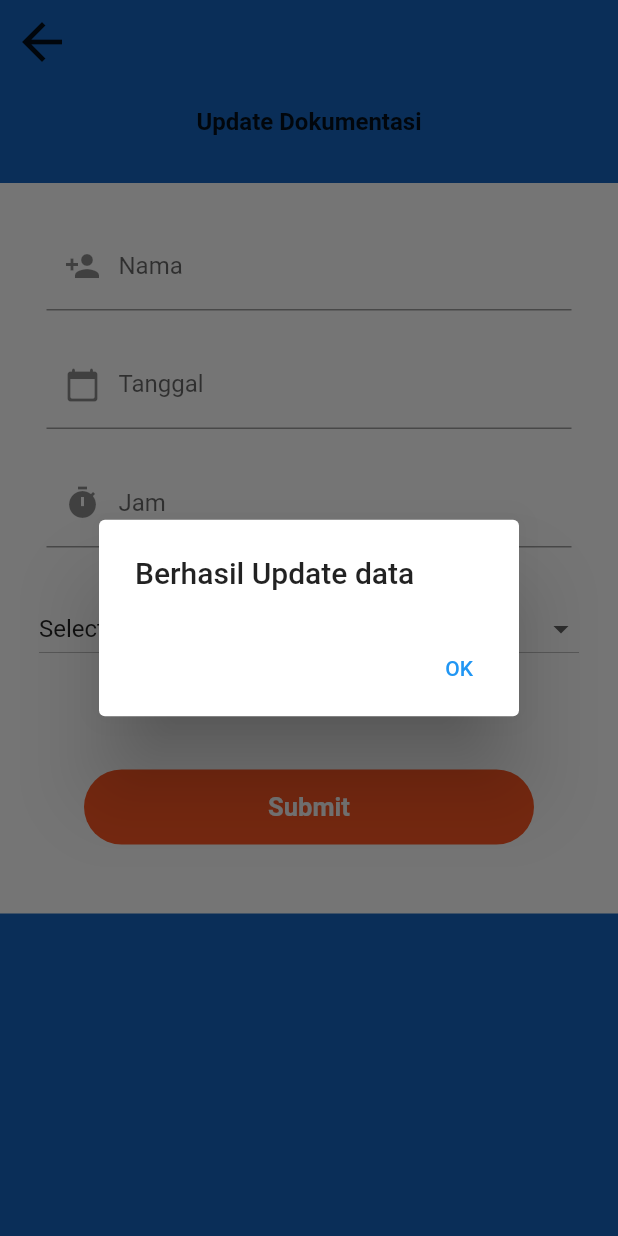
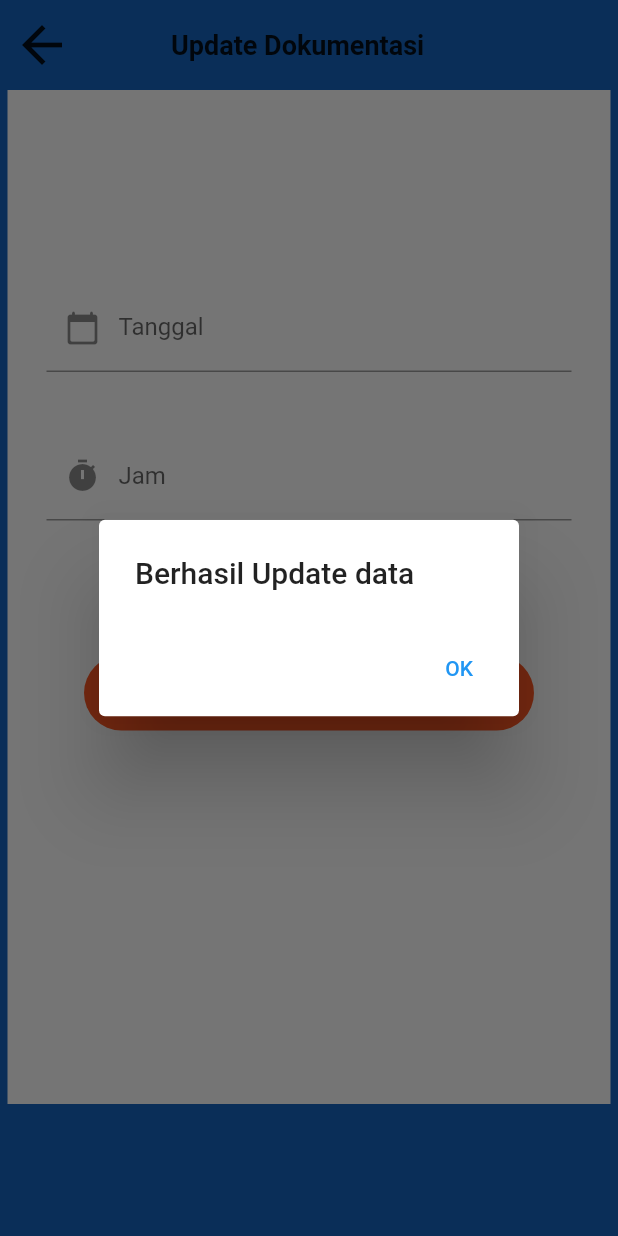
Before and after one commit to abianfikri/130_DocAsdos, a Flutter app: the UpdateDokumentasi screen opened directly with empty values, after a tap on "Submit", on a phone screen of 412 x 824 dp. Run offline on Flutter 3.47's test engine with Material 2 defaults, Android fonts, the phone set to English and light mode, and no system bars; our stand-ins replace cloud_firestore, firebase_auth, firebase_core, firebase_storage, flutter_spinkit, image_picker; accounts and stored records are empty.

Commit message:
menghapus update data namaMatkul

```diff
--- a/lib/view/asisten/update_dokumentasi.dart
+++ b/lib/view/asisten/update_dokumentasi.dart
@@ -51,13 +51,10 @@ class _UpdateDokumentasiState extends State<UpdateDokumentasi> {
   TextEditingController _newtanggal = new TextEditingController();
   TextEditingController _newJam = new TextEditingController();
 
-  String? slectedClient = "0";
-
   @override
   void initState() {
     _newJam.text = widget.beforeJam ?? '';
     _newtanggal.text = widget.beforeTanggal ?? '';
-    namaMatkul = widget.beforeMatkul ?? '';
     super.initState();
   }
 
@@ -70,7 +67,10 @@ class _UpdateDokumentasiState extends State<UpdateDokumentasi> {
         child: SafeArea(
           child: Column(
             children: <Widget>[
-              Row(
+              Container(
+                height: 60,
+                decoration: BoxDecoration(color: Colors.blue.shade800),
+                child: Row(
                   children: [
                     IconButton(
                       onPressed: () {
@@ -85,56 +85,45 @@ class _UpdateDokumentasiState extends State<UpdateDokumentasi> {
                       icon: Icon(Icons.arrow_back),
                       iconSize: 40,
                     ),
-                ],
+                    SizedBox(
+                      width: 58,
                     ),
-              // Heading Dokumentasi
-              Row(
-                mainAxisAlignment: MainAxisAlignment.center,
-                children: [
                     Text(
                       "Update Dokumentasi",
                       style: TextStyle(
-                      fontSize: 16,
+                        fontSize: 18,
                         fontWeight: FontWeight.bold,
                       ),
                     ),
-                  SizedBox(
-                    height: 50,
-                  )
                   ],
                 ),
-
-              Text(widget.beforeMatkul!),
+              ),
 
               // Form Add Data
               Form(
                 key: formkey,
                 child: Container(
+                  height: 676,
                   decoration: BoxDecoration(
                     color: Colors.white,
                   ),
                   padding: EdgeInsets.all(26),
                   child: Column(
                     children: [
-                      // Nama Asisten
-                      Container(
-                        width: 350,
-                        child: TextFormField(
-                          keyboardType: TextInputType.name,
-                          decoration: InputDecoration(
-                            labelText: 'Nama',
-                            hintText: 'Enter your Name',
-                            prefixIcon: Icon(Icons.person_add),
+                      SizedBox(
+                        height: 20,
                       ),
-                          onSaved: (value) {
-                            namaAsisten = value;
-                          },
-                          initialValue: widget.beforeAsisten,
+                      // Nama Matkul yang mau di update
+                      Text(
+                        widget.beforeMatkul!,
+                        style: TextStyle(
+                          fontSize: 20,
+                          fontWeight: FontWeight.bold,
                         ),
                       ),
 
                       SizedBox(
-                        height: 20,
+                        height: 60,
                       ),
 
                       // Tanggal
@@ -173,7 +162,7 @@ class _UpdateDokumentasiState extends State<UpdateDokumentasi> {
                       ),
 
                       SizedBox(
-                        height: 20,
+                        height: 40,
                       ),
 
                       // Jam
@@ -207,59 +196,9 @@ class _UpdateDokumentasiState extends State<UpdateDokumentasi> {
                         ),
                       ),
 
-                      SizedBox(
-                        height: 30,
-                      ),
-
-                      // Nama Matakuliah
-                      StreamBuilder<QuerySnapshot>(
-                        stream: FirebaseFirestore.instance
-                            .collection('matkuls')
-                            .snapshots(),
-                        builder: (context, snapshot) {
-                          if (!snapshot.hasData) {
-                            return CircularProgressIndicator();
-                          }
-
-                          List<DropdownMenuItem> matkulItems = [];
-
-                          final datas = snapshot.data!.docs.reversed.toList();
-                          matkulItems.add(
-                            DropdownMenuItem(
-                              value: "0",
-                              child: Text("Select Matkul"),
-                            ),
-                          );
-
-                          for (var client in datas) {
-                            matkulItems.add(
-                              DropdownMenuItem(
-                                value: client['namaMatkul'],
-                                child: Text(
-                                  client['namaMatkul'],
-                                ),
-                              ),
-                            );
-                          }
-
-                          return DropdownButton(
-                            items: matkulItems,
-                            onChanged: (value) {
-                              namaMatkul = value;
-                              setState(() {
-                                slectedClient = value;
-                              });
-                              print(value);
-                            },
-                            isExpanded: true,
-                            value: slectedClient,
-                          );
-                        },
-                      ),
-
                       // Button Submit
                       SizedBox(
-                        height: 50,
+                        height: 70,
                       ),
                       Container(
                         padding: EdgeInsets.all(20),
@@ -270,8 +209,7 @@ class _UpdateDokumentasiState extends State<UpdateDokumentasi> {
                               formkey.currentState!.save();
                               DokumentasiModel dk = DokumentasiModel(
                                   id: widget.id,
-                                  namaAsisten: namaAsisten!,
-                                  namaMatkul: slectedClient!,
+                                  namaMatkul: widget.beforeMatkul!,
                                   tanggal: _newformattanggal!,
                                   jam: _newformatjam!,
                                   uid: widget.uid);
```
Lines whose indentation alone changed are shown as unchanged.
